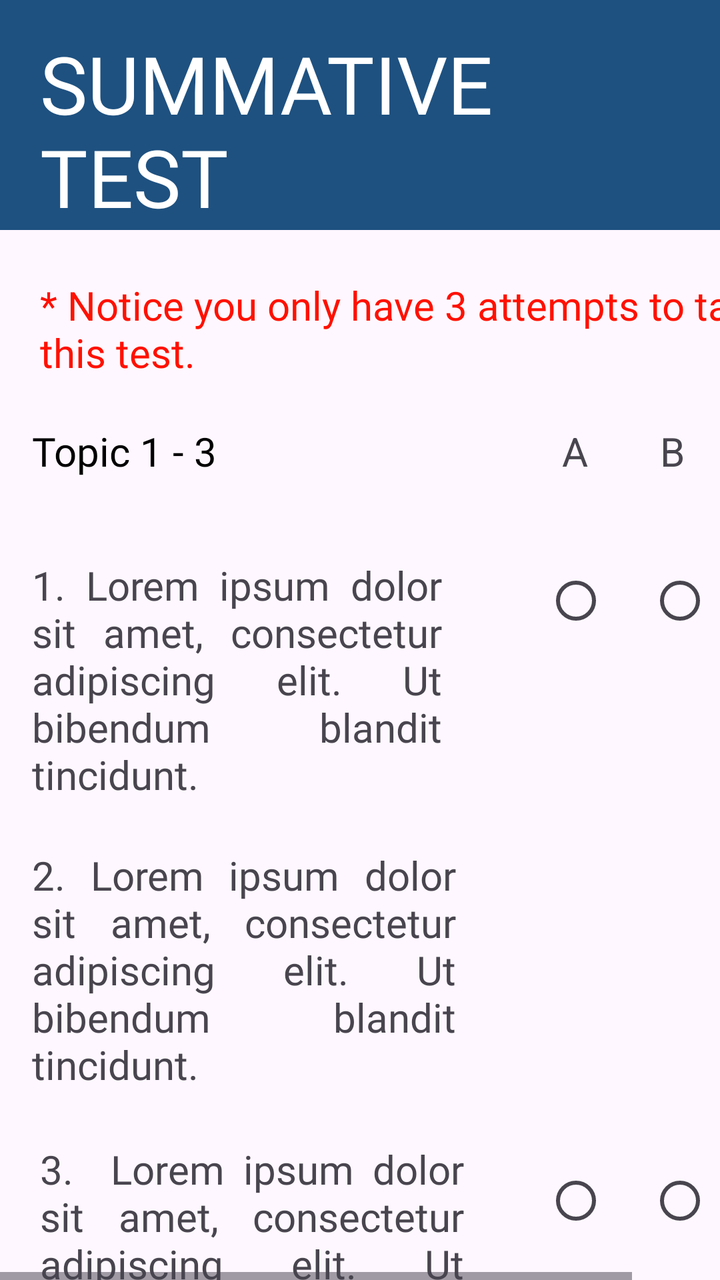
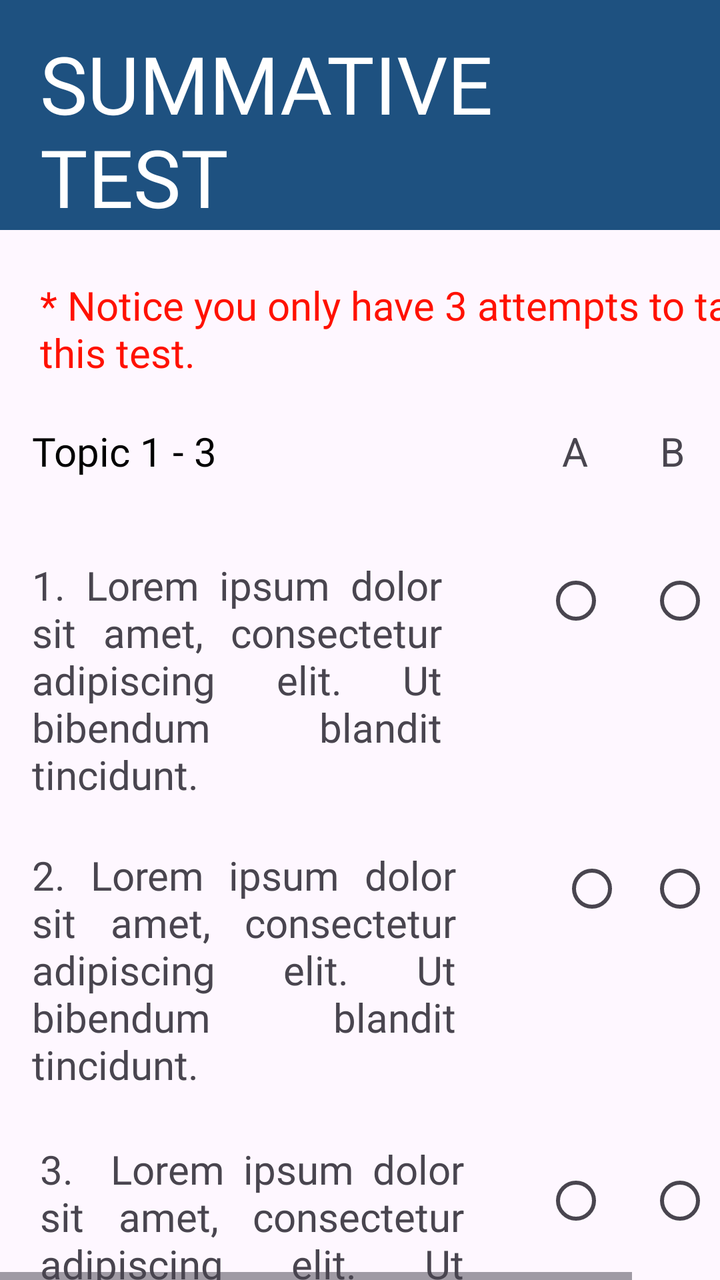

Compare the two renders of this Android layout. The source of the first and the diff that turns it into the second are given below.
<!-- AndroidManifest.xml: application theme Theme.FinalsApplication -->
<!-- res/layout/user_test_page.xml -->
<?xml version="1.0" encoding="utf-8"?>
<HorizontalScrollView
    xmlns:android="http://schemas.android.com/apk/res/android"
    xmlns:app="http://schemas.android.com/apk/res-auto"
    xmlns:tools="http://schemas.android.com/tools"
    android:layout_width="match_parent"
    android:layout_height="match_parent"
    android:fillViewport="true"
    tools:layout_editor_absoluteX="1dp"
    tools:layout_editor_absoluteY="1dp">

    <androidx.constraintlayout.widget.ConstraintLayout
        android:layout_width="wrap_content"
        android:layout_height="wrap_content"
        tools:context=".AddLesson">


        <ScrollView
            android:layout_width="match_parent"
            android:layout_height="match_parent"
            android:fillViewport="true"
            tools:layout_editor_absoluteX="0dp"
            tools:layout_editor_absoluteY="16dp">

            <androidx.constraintlayout.widget.ConstraintLayout
                android:layout_width="match_parent"
                android:layout_height="wrap_content"
                tools:context=".AddLesson">

                <LinearLayout
                    android:id="@+id/linearLayout11"
                    android:layout_width="match_parent"
                    android:layout_height="wrap_content"
                    android:layout_alignParentTop="true"
                    android:background="#1e5180"
                    app:layout_constraintEnd_toEndOf="parent"
                    app:layout_constraintHorizontal_bias="0.0"
                    app:layout_constraintStart_toStartOf="parent"
                    app:layout_constraintTop_toTopOf="parent">

                    <TextView
                        android:id="@+id/textViewLesson1Test"
                        android:layout_width="390dp"
                        android:layout_height="wrap_content"
                        android:layout_marginStart="20dp"
                        android:layout_marginTop="15dp"
                        android:fontFamily="@font/roboto_bold"
                        android:text="SUMMATIVE
                    TEST"
                        android:textColor="@color/white"
                        android:textSize="40sp" />

                </LinearLayout>

                <TextView
                    android:id="@+id/textView2"
                    android:layout_width="367dp"
                    android:layout_height="53dp"
                    android:layout_marginStart="20dp"
                    android:layout_marginTop="24dp"
                    android:fontFamily="@font/roboto_regular"
                    android:text="* Notice you only have 3 attempts to take this test."
                    android:textColor="#FF1100"
                    android:textSize="20sp"
                    app:layout_constraintStart_toStartOf="parent"
                    app:layout_constraintTop_toBottomOf="@+id/linearLayout11" />

                <TextView
                    android:id="@+id/textViewTopic"
                    android:layout_width="wrap_content"
                    android:layout_height="wrap_content"
                    android:layout_marginStart="16dp"
                    android:layout_marginTop="20dp"
                    android:fontFamily="@font/roboto_black"
                    android:text="Topic 1 - 3"
                    android:textColor="@color/black"
                    android:textSize="20sp"
                    app:layout_constraintStart_toStartOf="parent"
                    app:layout_constraintTop_toBottomOf="@+id/textView2" />

                <TextView
                    android:id="@+id/textViewChoiceA"
                    android:layout_width="wrap_content"
                    android:layout_height="wrap_content"
                    android:layout_marginTop="20dp"
                    android:layout_marginEnd="116dp"
                    android:text="A"
                    android:textSize="20sp"
                    app:layout_constraintEnd_toEndOf="parent"
                    app:layout_constraintTop_toBottomOf="@+id/textView2" />

                <TextView
                    android:id="@+id/textViewChoiceB"
                    android:layout_width="17dp"
                    android:layout_height="33dp"
                    android:layout_marginStart="36dp"
                    android:layout_marginTop="20dp"
                    android:text="B"
                    android:textSize="20sp"
                    app:layout_constraintStart_toEndOf="@+id/textViewChoiceA"
                    app:layout_constraintTop_toBottomOf="@+id/textView2" />

                <TextView
                    android:id="@+id/textViewChoiceC"
                    android:layout_width="wrap_content"
                    android:layout_height="wrap_content"
                    android:layout_marginTop="20dp"
                    android:text="C"
                    android:textSize="20sp"
                    app:layout_constraintEnd_toEndOf="parent"
                    app:layout_constraintHorizontal_bias="0.614"
                    app:layout_constraintStart_toEndOf="@+id/textViewChoiceB"
                    app:layout_constraintTop_toBottomOf="@+id/textView2" />


                <TextView
                    android:id="@+id/textViewQ1"
                    android:layout_width="205dp"
                    android:layout_height="121dp"
                    android:layout_marginStart="16dp"
                    android:layout_marginTop="40dp"
                    android:fontFamily="@font/roboto_regular"
                    android:justificationMode="inter_word"
                    android:text="1. Lorem ipsum dolor sit amet, consectetur adipiscing elit. Ut bibendum blandit tincidunt."
                    android:textSize="20sp"
                    app:layout_constraintStart_toStartOf="parent"
                    app:layout_constraintTop_toBottomOf="@+id/textViewTopic" />

                <RadioButton
                    android:id="@+id/radioButtonA1"
                    android:layout_width="33dp"
                    android:layout_height="41dp"
                    android:layout_marginStart="272dp"
                    android:layout_marginTop="280dp"
                    app:layout_constraintStart_toStartOf="parent"
                    app:layout_constraintTop_toTopOf="parent" />

                <RadioButton
                    android:id="@+id/radioButtonB1"
                    android:layout_width="33dp"
                    android:layout_height="41dp"
                    android:layout_marginStart="324dp"
                    android:layout_marginTop="280dp"
                    app:layout_constraintStart_toStartOf="parent"
                    app:layout_constraintTop_toTopOf="parent" />


                <RadioButton
                    android:id="@+id/radioButtonC1"
                    android:layout_width="33dp"
                    android:layout_height="41dp"
                    android:layout_marginStart="364dp"
                    android:layout_marginTop="280dp"
                    app:layout_constraintStart_toStartOf="parent"
                    app:layout_constraintTop_toTopOf="parent" />

                <TextView
                    android:id="@+id/textViewQ2"
                    android:layout_width="212dp"
                    android:layout_height="119dp"
                    android:layout_marginStart="16dp"
                    android:layout_marginTop="24dp"
                    android:fontFamily="@font/roboto_regular"
                    android:justificationMode="inter_word"
                    android:text="2. Lorem ipsum dolor sit amet, consectetur adipiscing elit. Ut bibendum blandit tincidunt."
                    android:textSize="20sp"
                    app:layout_constraintStart_toStartOf="parent"
                    app:layout_constraintTop_toBottomOf="@+id/textViewQ1" />

                <TextView
                    android:id="@+id/textViewQ3"
                    android:layout_width="212dp"
                    android:layout_height="120dp"

                    android:layout_marginStart="20dp"
                    android:layout_marginTop="28dp"
                    android:fontFamily="@font/roboto_regular"
                    android:justificationMode="inter_word"
                    android:text="3.  Lorem ipsum dolor sit amet, consectetur adipiscing elit. Ut bibendum blandit tincidunt."
                    android:textSize="20sp"
                    app:layout_constraintStart_toStartOf="parent"
                    app:layout_constraintTop_toBottomOf="@+id/textViewQ2" />

                <RadioButton
                    android:id="@+id/radioButtonA3"
                    android:layout_width="33dp"
                    android:layout_height="41dp"
                    android:layout_marginStart="272dp"
                    android:layout_marginTop="580dp"
                    app:layout_constraintStart_toStartOf="parent"
                    app:layout_constraintTop_toTopOf="parent" />

                <RadioButton
                    android:id="@+id/radioButtonB3"
                    android:layout_width="33dp"
                    android:layout_height="41dp"
                    android:layout_marginStart="324dp"
                    android:layout_marginTop="580dp"
                    app:layout_constraintStart_toStartOf="parent"
                    app:layout_constraintTop_toTopOf="parent" />

                <RadioButton
                    android:id="@+id/radioButtonC3"
                    android:layout_width="33dp"
                    android:layout_height="41dp"
                    android:layout_marginStart="368dp"
                    android:layout_marginTop="580dp"
                    app:layout_constraintStart_toStartOf="parent"
                    app:layout_constraintTop_toTopOf="parent" />

                <TextView
                    android:id="@+id/textViewQ4"
                    android:layout_width="222dp"
                    android:layout_height="121dp"
                    android:layout_marginStart="20dp"
                    android:layout_marginTop="20dp"
                    android:fontFamily="@font/roboto_regular"
                    android:justificationMode="inter_word"
                    android:text="4. Lorem ipsum dolor sit amet, consectetur adipiscing elit. Ut bibendum blandit tincidunt."
                    android:textSize="20sp"
                    app:layout_constraintStart_toStartOf="parent"
                    app:layout_constraintTop_toBottomOf="@+id/textViewQ3" />

                <RadioButton
                    android:id="@+id/radioButtonA4"
                    android:layout_width="33dp"
                    android:layout_height="41dp"
                    android:layout_marginStart="280dp"
                    android:layout_marginTop="720dp"
                    app:layout_constraintStart_toStartOf="parent"
                    app:layout_constraintTop_toTopOf="parent" />

                <RadioButton
                    android:id="@+id/radioButtonB4"
                    android:layout_width="33dp"
                    android:layout_height="41dp"
                    android:layout_marginStart="332dp"
                    android:layout_marginTop="720dp"
                    app:layout_constraintStart_toStartOf="parent"
                    app:layout_constraintTop_toTopOf="parent" />

                <RadioButton
                    android:id="@+id/radioButtonC4"
                    android:layout_width="33dp"
                    android:layout_height="41dp"
                    android:layout_marginStart="376dp"
                    android:layout_marginTop="720dp"
                    app:layout_constraintStart_toStartOf="parent"
                    app:layout_constraintTop_toTopOf="parent" />

                <TextView
                    android:id="@+id/textViewQ5"
                    android:layout_width="226dp"
                    android:layout_height="133dp"
                    android:layout_marginStart="20dp"
                    android:layout_marginTop="20dp"
                    android:fontFamily="@font/roboto_regular"
                    android:justificationMode="inter_word"
                    android:text="5. Lorem ipsum dolor sit amet, consectetur adipiscing elit. Ut bibendum blandit tincidunt."
                    android:textSize="20sp"
                    app:layout_constraintStart_toStartOf="parent"
                    app:layout_constraintTop_toBottomOf="@+id/textViewQ4" />

                <RadioButton
                    android:id="@+id/radioButtonA5"
                    android:layout_width="33dp"
                    android:layout_height="41dp"
                    android:layout_marginStart="272dp"
                    android:layout_marginTop="860dp"
                    app:layout_constraintStart_toStartOf="parent"
                    app:layout_constraintTop_toTopOf="parent" />

                <RadioButton
                    android:id="@+id/radioButtonB5"
                    android:layout_width="33dp"
                    android:layout_height="41dp"
                    android:layout_marginStart="328dp"
                    android:layout_marginTop="860dp"
                    app:layout_constraintStart_toStartOf="parent"
                    app:layout_constraintTop_toTopOf="parent" />

                <RadioButton
                    android:id="@+id/radioButtonC5"
                    android:layout_width="33dp"
                    android:layout_height="41dp"
                    android:layout_marginStart="368dp"
                    android:layout_marginTop="860dp"
                    app:layout_constraintStart_toStartOf="parent"
                    app:layout_constraintTop_toTopOf="parent" />

                <LinearLayout
                    android:layout_width="404dp"
                    android:layout_height="89dp"
                    android:layout_alignParentBottom="true"
                    android:layout_marginTop="30dp"
                    android:background="#a8b4d8"
                    app:layout_constraintBottom_toBottomOf="parent"
                    app:layout_constraintEnd_toEndOf="parent"
                    app:layout_constraintTop_toBottomOf="@+id/textViewQ5"
                    app:layout_constraintVertical_bias="1.0">


                    <Button
                        android:id="@+id/buttonSubmitVT1"
                        android:layout_width="wrap_content"
                        android:layout_height="wrap_content"
                        android:layout_marginStart="290dp"
                        android:layout_marginTop="25dp"
                        android:background="@drawable/rounded_button"
                        android:fontFamily="@font/roboto_light"
                        android:scaleType="fitCenter"
                        android:text="Submit"
                        android:textColor="@color/white"
                        app:backgroundTint="#1e5180" />

                    <ImageButton
                        android:id="@+id/imageButtonBackVT1"
                        android:layout_width="76dp"
                        android:layout_height="wrap_content"
                        android:layout_marginStart="-360dp"
                        android:background="?android:attr/selectableItemBackground"
                        android:scaleType="fitCenter"
                        android:src="@drawable/arrowleft" />

                </LinearLayout>


            </androidx.constraintlayout.widget.ConstraintLayout>
        </ScrollView>
    </androidx.constraintlayout.widget.ConstraintLayout>
</HorizontalScrollView>
<!-- resources referenced by this layout -->
<resources>
  <color name="black">#000000</color>
  <color name="white">#FFFFFFFF</color>
  <!-- drawable arrowleft: png bitmap (drawable, 16559 bytes) -->
  <!-- drawable rounded_button (drawable) -->
  <?xml version="1.0" encoding="utf-8"?>
  <layer-list xmlns:android="http://schemas.android.com/apk/res/android">
  
      <item>
          <shape>
              <corners android:radius="51dp" /> 
              <solid android:color="#1e5180" />
          </shape>
      </item>
  
      <item android:left="51dp">
          <shape>
              <solid android:color="#1e5180" />
              <corners android:radius="51dp" /> 
              <corners android:topRightRadius="51dp"
                  android:topLeftRadius="51dp"
                  android:bottomRightRadius="51dp"
                  android:bottomLeftRadius="51dp"/>
          </shape>
      </item>
  
      <item>
          <shape>
              
              <corners android:radius="51dp" /> 
              <solid android:color="@android:color/transparent" />
              <stroke
                  android:width="1dp"
                  android:color="#1e5180" />
          </shape>
      </item>
  </layer-list>
  <style name="Theme.FinalsApplication" parent="Base.Theme.FinalsApplication" />
  <style name="Base.Theme.FinalsApplication" parent="Theme.Material3.DayNight.NoActionBar">
          
          
          <item name="android:statusBarColor">#00000000</item>
      </style>
</resources>

<!-- the commit's change to res/layout/user_test_page.xml (unified diff, before → after) -->
@@ -166,6 +166,34 @@
                     android:textSize="20sp"
                     app:layout_constraintStart_toStartOf="parent"
                     app:layout_constraintTop_toBottomOf="@+id/textViewQ1" />
+
+                <RadioButton
+                    android:id="@+id/radioButtonA2"
+                    android:layout_width="33dp"
+                    android:layout_height="41dp"
+                    android:layout_marginStart="280dp"
+                    android:layout_marginTop="424dp"
+                    app:layout_constraintStart_toStartOf="parent"
+                    app:layout_constraintTop_toTopOf="parent" />
+
+
+                <RadioButton
+                    android:id="@+id/radioButtonB2"
+                    android:layout_width="33dp"
+                    android:layout_height="41dp"
+                    android:layout_marginStart="324dp"
+                    android:layout_marginTop="424dp"
+                    app:layout_constraintStart_toStartOf="parent"
+                    app:layout_constraintTop_toTopOf="parent" />
+
+                <RadioButton
+                    android:id="@+id/radioButtonC2"
+                    android:layout_width="33dp"
+                    android:layout_height="41dp"
+                    android:layout_marginStart="368dp"
+                    android:layout_marginTop="424dp"
+                    app:layout_constraintStart_toStartOf="parent"
+                    app:layout_constraintTop_toTopOf="parent" />
 
                 <TextView
                     android:id="@+id/textViewQ3"
